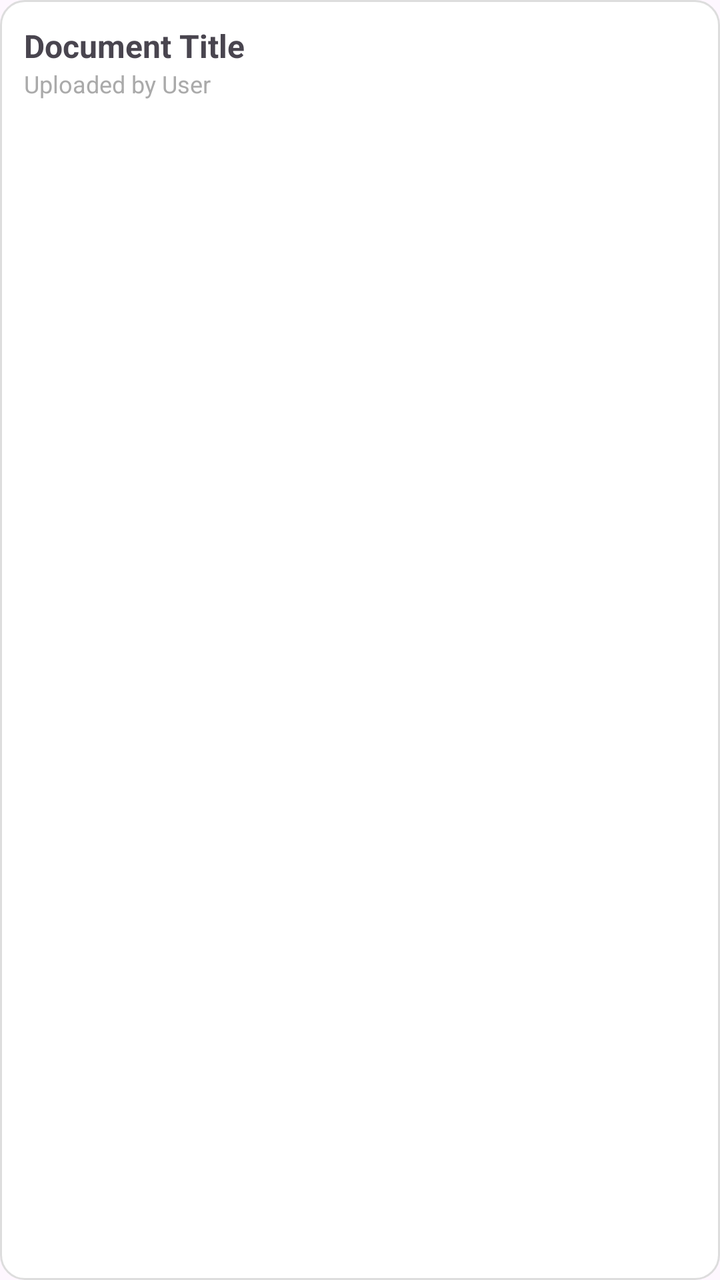
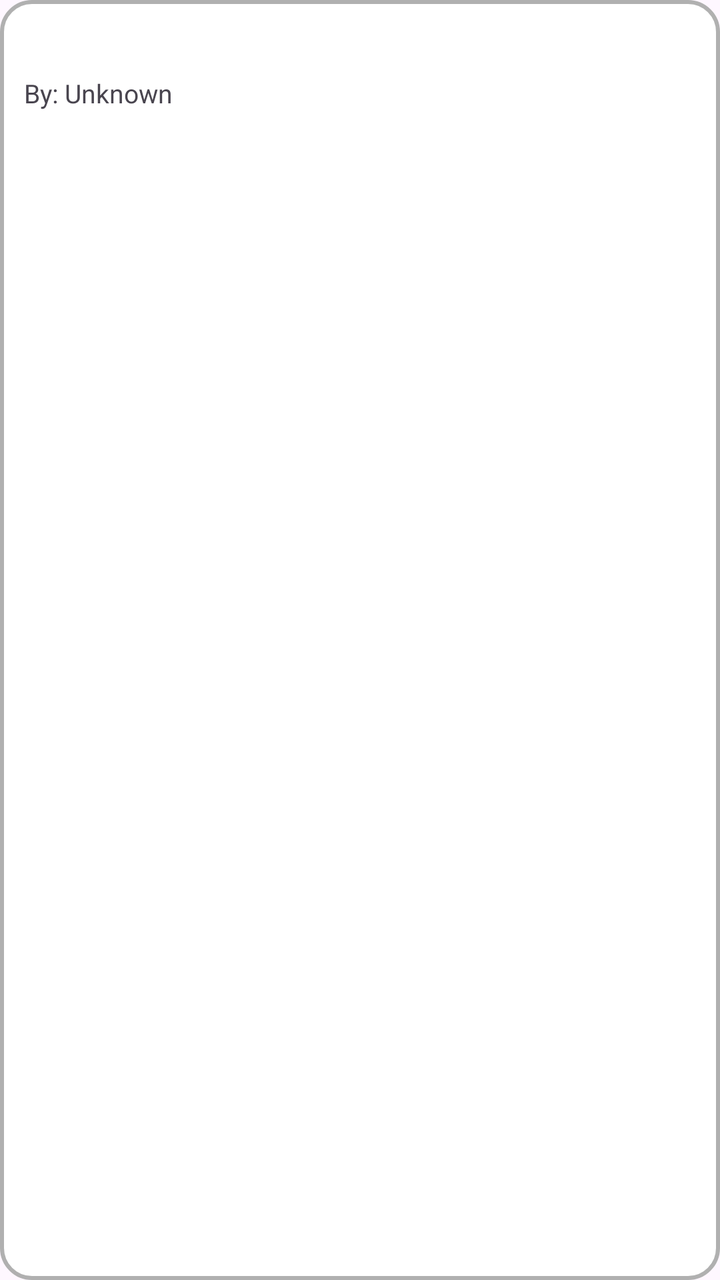

The first picture is an Android layout as it rendered before a commit; the second is the same layout after the commit. The layout source and the unified diff follow.
<!-- AndroidManifest.xml: application theme Theme.AcadenceApp -->
<!-- res/layout/item_document.xml -->
<LinearLayout xmlns:android="http://schemas.android.com/apk/res/android"
    android:layout_width="match_parent"
    android:layout_height="wrap_content"
    android:orientation="vertical"
    android:padding="12dp"
    android:background="@drawable/rounded_card"
    android:layout_margin="8dp">

    <TextView
        android:id="@+id/docTitle"
        android:layout_width="wrap_content"
        android:layout_height="wrap_content"
        android:text="Document Title"
        android:textStyle="bold"
        android:textSize="16sp" />

    <TextView
        android:id="@+id/docOwner"
        android:layout_width="wrap_content"
        android:layout_height="wrap_content"
        android:text="Uploaded by User"
        android:textSize="12sp"
        android:textColor="@android:color/darker_gray" />

</LinearLayout>
<!-- resources referenced by this layout -->
<resources>
  <!-- drawable rounded_card (drawable) -->
  <?xml version="1.0" encoding="utf-8"?>
  <shape xmlns:android="http://schemas.android.com/apk/res/android"
      android:shape="rectangle">
  
      
      <solid android:color="@android:color/white" />
  
      
      <stroke
          android:width="1dp"
          android:color="#DDDDDD" /> 
  
      
      <corners android:radius="12dp" />
  
      
      <padding
          android:left="8dp"
          android:top="8dp"
          android:right="8dp"
          android:bottom="8dp" />
  
  </shape>
  <style name="Theme.AcadenceApp" parent="Base.Theme.AcadenceApp" />
  <style name="Base.Theme.AcadenceApp" parent="Theme.Material3.DayNight.NoActionBar">
          <item name="colorPrimary">#0066FF</item>   
          <item name="colorPrimaryVariant">#004C99</item> 
          <item name="colorOnPrimary">#FFFFFF</item> 
      </style>
</resources>

<!-- the commit's change to res/layout/item_document.xml (unified diff, before → after) -->
@@ -3,23 +3,28 @@
     android:layout_height="wrap_content"
     android:orientation="vertical"
     android:padding="12dp"
-    android:background="@drawable/rounded_card"
+    android:background="@drawable/rounded_edittext"
     android:layout_margin="8dp">
 
     <TextView
-        android:id="@+id/docTitle"
-        android:layout_width="wrap_content"
+        android:id="@+id/titleText"
+        android:layout_width="match_parent"
         android:layout_height="wrap_content"
-        android:text="Document Title"
         android:textStyle="bold"
-        android:textSize="16sp" />
+        android:textSize="16sp"/>
 
     <TextView
-        android:id="@+id/docOwner"
-        android:layout_width="wrap_content"
+        android:id="@+id/subtitleText"
+        android:layout_width="match_parent"
         android:layout_height="wrap_content"
-        android:text="Uploaded by User"
+        android:text="By: Unknown"
+        android:textSize="13sp"
+        android:layout_marginTop="4dp"/>
+
+    <TextView
+        android:id="@+id/dateText"
+        android:layout_width="match_parent"
+        android:layout_height="wrap_content"
         android:textSize="12sp"
-        android:textColor="@android:color/darker_gray" />
-
+        android:layout_marginTop="2dp"/>
 </LinearLayout>
<!-- resource entries referenced after the edit -->
@@ -1,28 +1,13 @@
 <!-- resources referenced by this layout -->
 <resources>
-  <!-- drawable rounded_card (drawable) -->
+  <!-- drawable rounded_edittext (drawable) -->
   <?xml version="1.0" encoding="utf-8"?>
-  <shape xmlns:android="http://schemas.android.com/apk/res/android"
-      android:shape="rectangle">
-  
-      
-      <solid android:color="@android:color/white" />
-  
-      
-      <stroke
-          android:width="1dp"
-          android:color="#DDDDDD" /> 
-  
-      
-      <corners android:radius="12dp" />
-  
-      
-      <padding
-          android:left="8dp"
-          android:top="8dp"
-          android:right="8dp"
-          android:bottom="8dp" />
-  
+  <shape xmlns:android="http://schemas.android.com/apk/res/android" android:shape="rectangle">
+      <solid android:color="#FFFFFF"/> 
+      <corners android:radius="15dp"/>
+      <stroke android:width="2dp" android:color="#B0B0B0"/>
+      <padding android:left="16dp" android:top="16dp"
+          android:right="16dp" android:bottom="16dp"/>
   </shape>
   <style name="Theme.AcadenceApp" parent="Base.Theme.AcadenceApp" />
   <style name="Base.Theme.AcadenceApp" parent="Theme.Material3.DayNight.NoActionBar">
